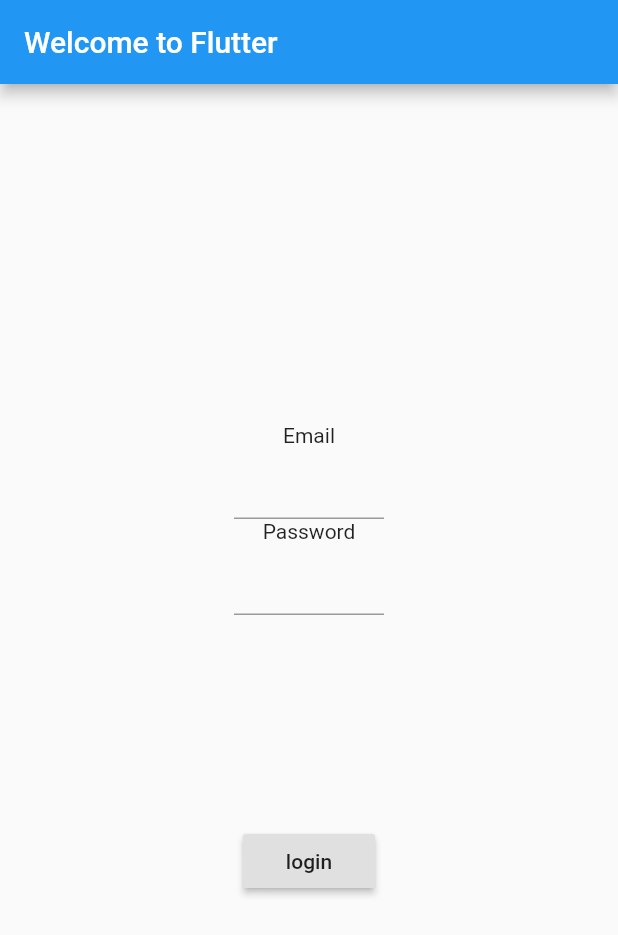
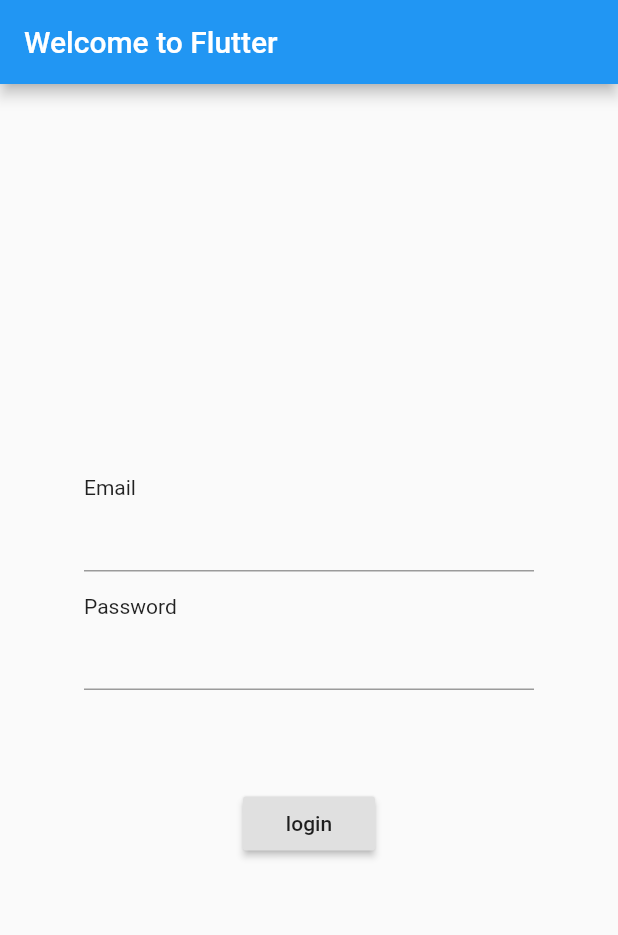
Before and after one commit to abdurrehman135/Deltahacks5-Flutter, a Flutter app: the screen it shows after launch, on a phone screen of 412 x 824 dp. Shown: the top 935 px of the screen. Run offline on Flutter 3.47's test engine with Material 2 defaults, Android fonts, the phone set to English and light mode, and no system bars.

Commit message:
text fields more aesthetically pleasing

```diff
--- a/lib/main.dart
+++ b/lib/main.dart
@@ -28,11 +28,10 @@ class LoginPage extends StatelessWidget {
   Widget build(BuildContext context) {
     return Column(
       mainAxisAlignment: MainAxisAlignment.center,
-      crossAxisAlignment: CrossAxisAlignment.center,
       children: <Widget>[
-        LoginTextField("Email"),
-        LoginTextField("Password"),
-        Padding(padding: EdgeInsets.all(70),),
+        LoginTextField("Email", 320),
+        LoginTextField("Password", 320),
+        Padding(padding: EdgeInsets.all(30),),
         RaisedButton(onPressed: (){}, child: Text("login"),)
       ],
     );
@@ -40,17 +39,21 @@ class LoginPage extends StatelessWidget {
 }
 
 class LoginTextField extends StatelessWidget {
-  LoginTextField(this.text);
+  LoginTextField(this.text, this.length);
 
   final String text;
+  final double length;
 
   @override
   Widget build(BuildContext context) {
-    return Column(
-      children: <Widget>[
-        Text(text),
-        Container(child: TextField(), width: 100,),
-      ],
+    return Container(
+      width: length,
+      child: Column(
+        children: <Widget>[
+          Container(child: Text(text), alignment: Alignment.centerLeft, margin: EdgeInsets.only(left: 10, top: 10),),
+          Container(child: TextField(), margin: EdgeInsets.only(left: 10, right: 10, bottom: 5,),),
+        ],
+      ),
     );
   }
 }
```
